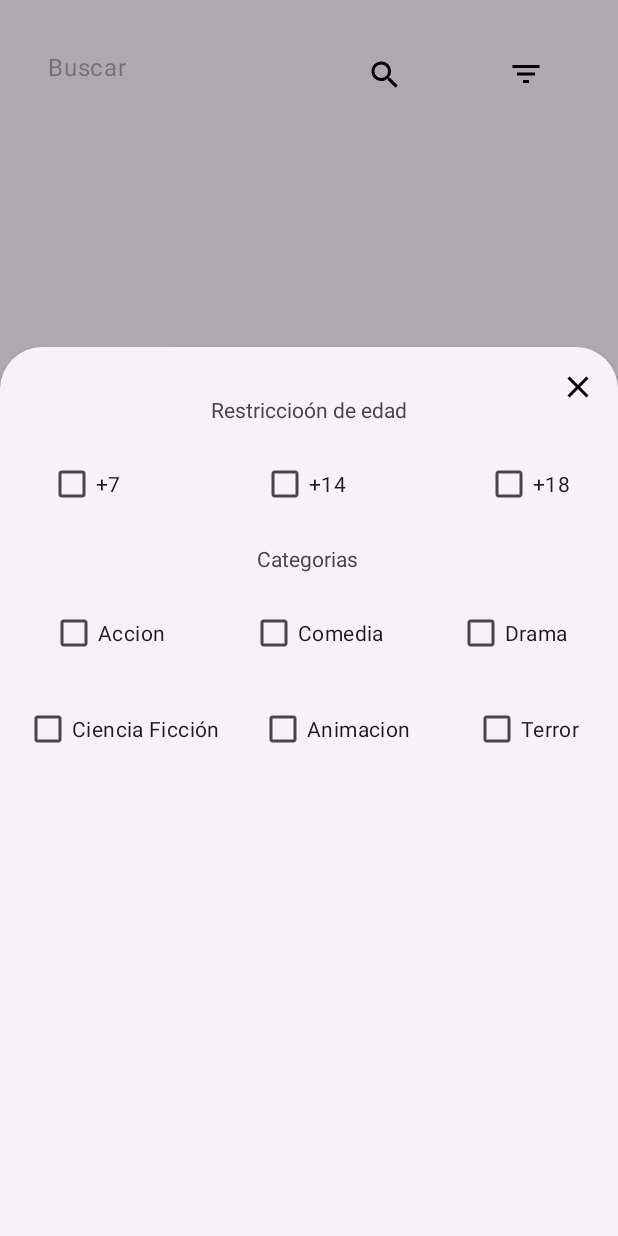
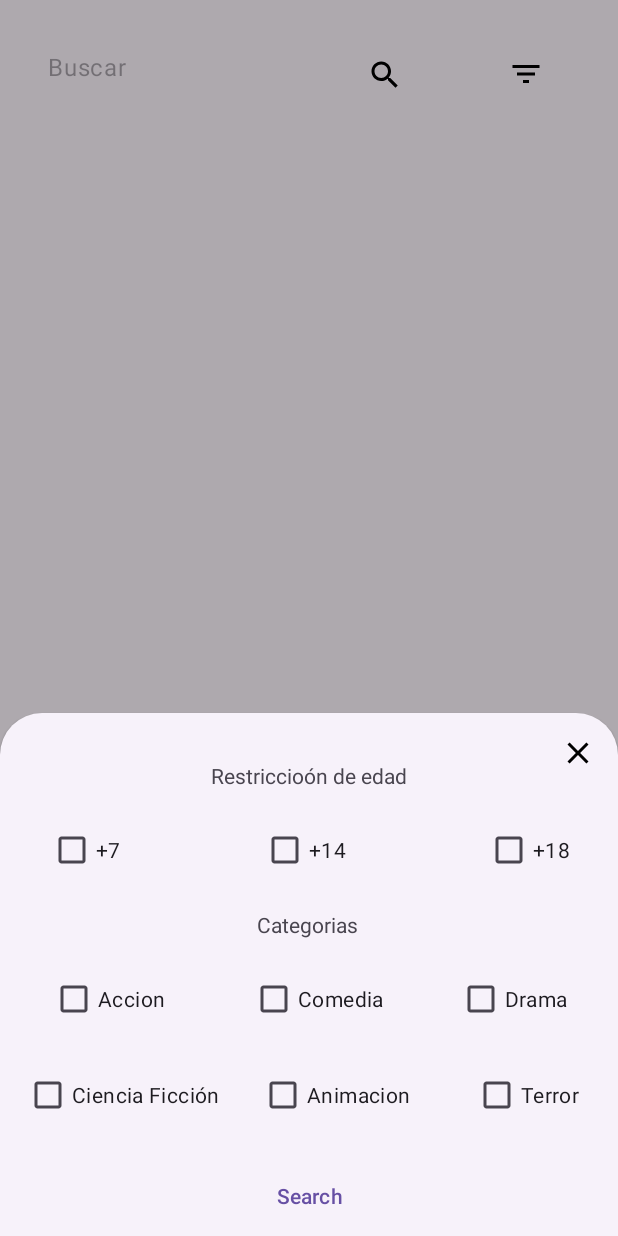
Before and after one commit to botmenoff/Proyecto_UF1_Android, an Android app: the fragment BottomSheetFragment placed in its activity, on a phone screen of 412 x 824 dp. Run offline under Robolectric (Android 15) with nearby library versions, the phone set to English and light mode, and no system bars.

```diff
--- a/app/build.gradle.kts
+++ b/app/build.gradle.kts
@@ -33,6 +33,10 @@ android {
     kotlinOptions {
         jvmTarget = "1.8"
     }
+
+    buildFeatures {
+        dataBinding = true
+    }
 }
 
 dependencies {
--- a/app/src/main/java/com/example/android_project/BottomSheetFragment.kt
+++ b/app/src/main/java/com/example/android_project/BottomSheetFragment.kt
@@ -4,11 +4,16 @@ import android.os.Bundle
 import android.view.LayoutInflater
 import android.view.View
 import android.view.ViewGroup
+import android.widget.Button
+import android.widget.CheckBox
 import android.widget.ImageButton
+import android.widget.Toast
 import androidx.lifecycle.findViewTreeViewModelStoreOwner
 import com.google.android.material.bottomsheet.BottomSheetDialogFragment
 
 class BottomSheetFragment: BottomSheetDialogFragment() {
+
+    private val filterList = ArrayList<String>()
 
     override fun onCreateView(
         inflater: LayoutInflater,
@@ -25,5 +30,84 @@ class BottomSheetFragment: BottomSheetDialogFragment() {
         closeButton.setOnClickListener {
             dismiss()
         }
+
+        /**
+         * Buscar filtros
+         * */
+        val searchFilters = view.findViewById<Button>(R.id.apply_filters)
+        searchFilters.setOnClickListener {
+            searchFilters(filterList)
+        }
+
+        /**
+         * Lista que añade o elimina los filtros seleccionados
+         */
+
+        val restriccion_mas_siete = view.findViewById<CheckBox>(R.id.restriccion_mas_siete)
+        val restriccion_mas_catorce = view.findViewById<CheckBox>(R.id.restriccion_mas_catorze)
+        val restriccion_mas_dieciocho = view.findViewById<CheckBox>(R.id.restriccion_mas_dieciocho)
+        val categorias_accion = view.findViewById<CheckBox>(R.id.categorias_accion)
+        val categorias_comedia = view.findViewById<CheckBox>(R.id.categorias_comedia)
+        val categorias_drama = view.findViewById<CheckBox>(R.id.categorias_drama)
+        val categorias_ciencia = view.findViewById<CheckBox>(R.id.categorias_ciencia)
+        val categorias_animacion = view.findViewById<CheckBox>(R.id.categorias_animacion)
+        val categorias_terror = view.findViewById<CheckBox>(R.id.categorias_terror)
+
+
+        // Agregar escuchadores a los CheckBox
+        restriccion_mas_siete.setOnCheckedChangeListener { _, isChecked ->
+            updateFilterList("+7", isChecked)
+        }
+
+        restriccion_mas_catorce.setOnCheckedChangeListener { _, isChecked ->
+            updateFilterList("+14", isChecked)
+        }
+
+        restriccion_mas_dieciocho.setOnCheckedChangeListener { _, isChecked ->
+            updateFilterList("+18", isChecked)
+        }
+
+        categorias_accion.setOnCheckedChangeListener { _, isChecked ->
+            updateFilterList("accion", isChecked)
+        }
+
+        categorias_comedia.setOnCheckedChangeListener { _, isChecked ->
+            updateFilterList("comedia", isChecked)
+        }
+
+        categorias_drama.setOnCheckedChangeListener { _, isChecked ->
+            updateFilterList("drama", isChecked)
+        }
+
+        categorias_ciencia.setOnCheckedChangeListener { _, isChecked ->
+            updateFilterList("ciencia", isChecked)
+        }
+
+        categorias_animacion.setOnCheckedChangeListener { _, isChecked ->
+            updateFilterList("animacion", isChecked)
+        }
+
+        categorias_terror.setOnCheckedChangeListener { _, isChecked ->
+            updateFilterList("terror", isChecked)
+        }
+    }
+
+    private fun updateFilterList(filter: String, isChecked: Boolean) {
+        if (isChecked) {
+            filterList.add(filter)
+        } else {
+            filterList.remove(filter)
+        }
+    }
+
+    private fun searchFilters(filterList: ArrayList<String>) {
+        // Aquí puedes realizar acciones con la lista de filtros seleccionados
+        // Por ejemplo, mostrar un Toast con los filtros seleccionados
+        val filtersText = if (filterList.isEmpty()) "No se han seleccionado filtros"
+        else "Filtros seleccionados: ${filterList.joinToString(", ")}"
+
+        // Mostrar Toast
+        // Puedes cambiar 'requireContext()' por 'context' si estás fuera de un fragmento
+        Toast.makeText(requireContext(), filtersText, Toast.LENGTH_SHORT).show()
     }
 }
--- a/app/src/main/res/layout/filters.xml
+++ b/app/src/main/res/layout/filters.xml
@@ -132,18 +132,17 @@
         app:layout_constraintEnd_toEndOf="parent"
         app:layout_constraintTop_toBottomOf="@+id/textView2" />
 
-    <LinearLayout
-        android:layout_width="409dp"
-        android:layout_height="466dp"
-        android:layout_marginStart="1dp"
-        android:layout_marginTop="1dp"
-        android:layout_marginEnd="1dp"
-        android:layout_marginBottom="1dp"
-        android:orientation="vertical"
-        app:layout_constraintBottom_toBottomOf="parent"
+    <Button
+        android:id="@+id/apply_filters"
+        android:layout_width="345dp"
+        android:layout_height="54dp"
+        android:layout_marginStart="16dp"
+        android:layout_marginTop="16dp"
+        android:layout_marginEnd="16dp"
+        android:text="Search"
         app:layout_constraintEnd_toEndOf="parent"
         app:layout_constraintStart_toStartOf="parent"
-        app:layout_constraintTop_toBottomOf="@+id/categorias_ciencia"></LinearLayout>
+        app:layout_constraintTop_toBottomOf="@+id/categorias_animacion" />
 
     <ImageButton
         android:id="@+id/closeEmergent"
```
